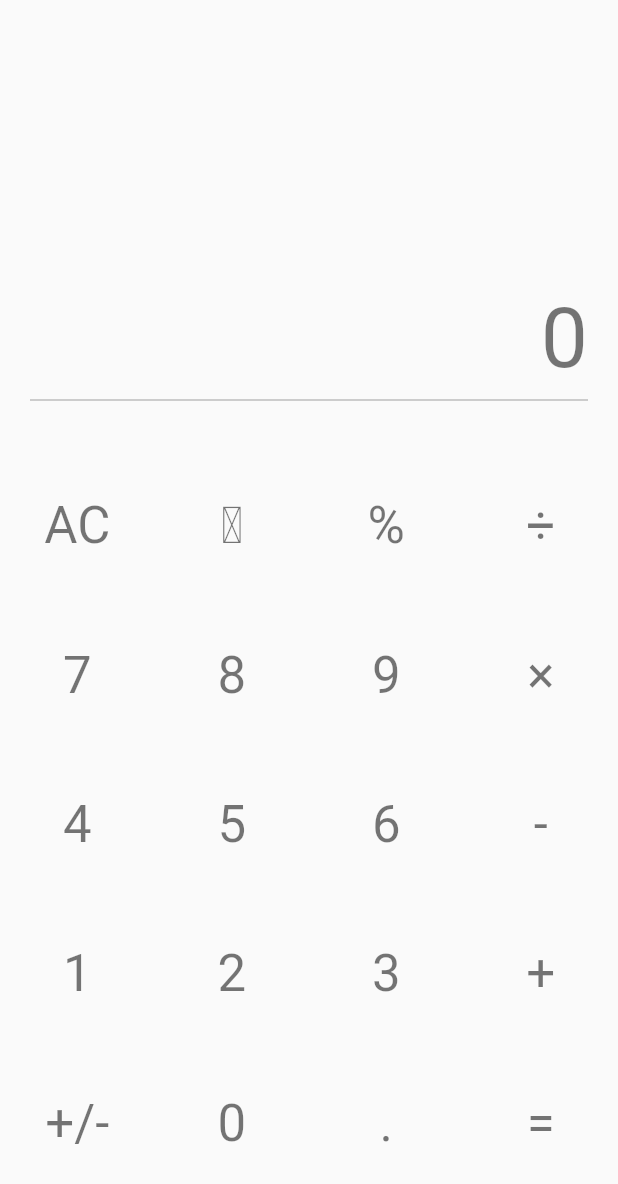
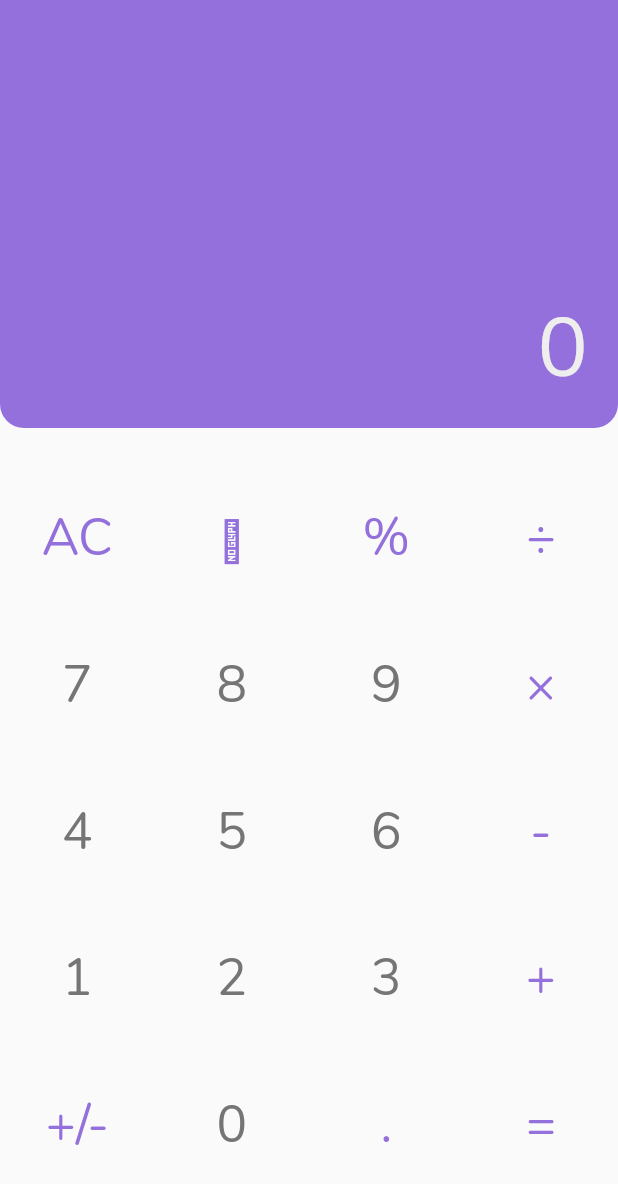
Before and after one commit to DanangPurnanto/MyCalculator, a Flutter app: the screen it shows after launch, on a phone screen of 412 x 824 dp. Shown: the top 1184 px of the screen. Run offline on Flutter 3.47's test engine with Material 2 defaults, Android fonts, the phone set to English and light mode, and no system bars; drawn by our look-alikes of auto_size_text; our stand-ins replace decimal.

Commit message:
+ added new font Nunito-Regular.ttf from google fonts (https://fonts.google.com/specimen/Nunito) + added custom text style - change font family to Nunito - change text color + added background color - change main display text to AutoSizeText

```diff
--- a/lib/main.dart
+++ b/lib/main.dart
@@ -1,3 +1,4 @@
+import 'package:auto_size_text/auto_size_text.dart';
 import 'package:flutter/cupertino.dart';
 import 'package:flutter/material.dart';
 import 'package:decimal/decimal.dart';
@@ -6,6 +7,27 @@ enum Operator { ADD, SUBSTRACT, MULTIPLY, DIVIDE, EQUALS, NONE }
 
 void main() {
   runApp(MyApp());
+}
+
+class CustomTextStyle {
+  static TextStyle mainDisplay(BuildContext context) {
+    return Theme.of(context)
+        .textTheme
+        .headline2
+        .copyWith(color: Colors.grey[200], fontFamily: 'Nunito');
+  }
+
+  static TextStyle numbers(BuildContext context) {
+    return Theme.of(context)
+        .textTheme
+        .headline4
+        .copyWith(color: Colors.grey[600], fontFamily: 'Nunito');
+  }
+
+  static TextStyle operators(BuildContext context) {
+    return Theme.of(context).textTheme.headline4.copyWith(
+        color: Color.fromRGBO(147, 112, 219, 1.0), fontFamily: 'Nunito');
+  }
 }
 
 class MyApp extends StatelessWidget {
@@ -21,6 +43,7 @@ class MyApp extends StatelessWidget {
         visualDensity: VisualDensity.adaptivePlatformDensity,
       ),
       home: MyHomePage(title: 'Flutter Demo Home Page'),
+      debugShowCheckedModeBanner: false,
     );
   }
 }
@@ -39,7 +62,6 @@ class MyHomePage extends StatefulWidget {
 }
 
 class _MyHomePageState extends State<MyHomePage> {
-  //TODO : bug, press equals then press 0 twice then press other number
   static const int MAX_LENGTH = 15;
   static const String ERROR_DIVIDE_BY_ZERO = 'Error: divide by zero';
   Decimal _currentValue = Decimal.parse('0');
@@ -251,26 +273,38 @@ class _MyHomePageState extends State<MyHomePage> {
             Flexible(
               flex: 1,
               fit: FlexFit.tight,
+              child: new Container(
+                color: Color.fromRGBO(147, 112, 219, 1.0),
                 child: new Column(
                   mainAxisAlignment: MainAxisAlignment.end,
                   children: <Widget>[
                     new Container(
                       padding: EdgeInsets.only(left: 20.0, right: 20.0),
                       alignment: Alignment.centerRight,
-                    child: Text(
+                      color: Color.fromRGBO(147, 112, 219, 1.0),
+                      child: AutoSizeText(
                         //Main Display
                         '$_displayedValue',
-                      style: Theme.of(context).textTheme.headline2,
+                        style: CustomTextStyle.mainDisplay(context),
                         textAlign: TextAlign.right,
-                    ),
-                  ),
-                  new Container(
-                    padding: EdgeInsets.only(left: 20.0, right: 20.0),
-                    child: new Divider(
-                      color: Colors.grey,
+                        maxLines: 1,
                       ),
                     ),
                   ],
+                ),
+              ),
+            ),
+            new ClipRRect(
+              borderRadius: BorderRadius.only(
+                  bottomLeft: Radius.circular(20),
+                  bottomRight: Radius.circular(20),
+                  topLeft: Radius.circular(0),
+                  topRight: Radius.circular(0)),
+              child: new Container(
+                color: Color.fromRGBO(147, 112, 219, 1.0),
+                child: new Divider(
+                  color: Color.fromRGBO(147, 112, 219, 1.0),
+                ),
               ),
             ),
             Flexible(
@@ -287,7 +321,7 @@ class _MyHomePageState extends State<MyHomePage> {
                           onPressed: () => _reset(),
                           child: new Text(
                             'AC',
-                            style: Theme.of(context).textTheme.headline4,
+                            style: CustomTextStyle.operators(context),
                           ),
                         ),
                       ),
@@ -296,7 +330,7 @@ class _MyHomePageState extends State<MyHomePage> {
                           onPressed: _backspace,
                           child: new Text(
                             '\u232B', //backspace symbol
-                            style: Theme.of(context).textTheme.headline4,
+                            style: CustomTextStyle.operators(context),
                           ),
                         ),
                       ),
@@ -305,7 +339,7 @@ class _MyHomePageState extends State<MyHomePage> {
                           onPressed: _percentage,
                           child: new Text(
                             '%',
-                            style: Theme.of(context).textTheme.headline4,
+                            style: CustomTextStyle.operators(context),
                           ),
                         ),
                       ),
@@ -315,7 +349,7 @@ class _MyHomePageState extends State<MyHomePage> {
                               _calculate(Operator.DIVIDE, _displayedValue),
                           child: new Text(
                             '\u00F7', //divide symbol
-                            style: Theme.of(context).textTheme.headline4,
+                            style: CustomTextStyle.operators(context),
                           ),
                         ),
                       ),
@@ -330,7 +364,7 @@ class _MyHomePageState extends State<MyHomePage> {
                           onPressed: () => _updateText('7'),
                           child: new Text(
                             '7',
-                            style: Theme.of(context).textTheme.headline4,
+                            style: CustomTextStyle.numbers(context),
                           ),
                         ),
                       ),
@@ -339,7 +373,7 @@ class _MyHomePageState extends State<MyHomePage> {
                           onPressed: () => _updateText('8'),
                           child: new Text(
                             '8',
-                            style: Theme.of(context).textTheme.headline4,
+                            style: CustomTextStyle.numbers(context),
                           ),
                         ),
                       ),
@@ -348,7 +382,7 @@ class _MyHomePageState extends State<MyHomePage> {
                           onPressed: () => _updateText('9'),
                           child: new Text(
                             '9',
-                            style: Theme.of(context).textTheme.headline4,
+                            style: CustomTextStyle.numbers(context),
                           ),
                         ),
                       ),
@@ -358,7 +392,7 @@ class _MyHomePageState extends State<MyHomePage> {
                               _calculate(Operator.MULTIPLY, _displayedValue),
                           child: new Text(
                             '\u00d7', //multiple symbol
-                            style: Theme.of(context).textTheme.headline4,
+                            style: CustomTextStyle.operators(context),
                           ),
                         ),
                       ),
@@ -373,7 +407,7 @@ class _MyHomePageState extends State<MyHomePage> {
                           onPressed: () => _updateText('4'),
                           child: new Text(
                             '4',
-                            style: Theme.of(context).textTheme.headline4,
+                            style: CustomTextStyle.numbers(context),
                           ),
                         ),
                       ),
@@ -382,7 +416,7 @@ class _MyHomePageState extends State<MyHomePage> {
                           onPressed: () => _updateText('5'),
                           child: new Text(
                             '5',
-                            style: Theme.of(context).textTheme.headline4,
+                            style: CustomTextStyle.numbers(context),
                           ),
                         ),
                       ),
@@ -391,7 +425,7 @@ class _MyHomePageState extends State<MyHomePage> {
                           onPressed: () => _updateText('6'),
                           child: new Text(
                             '6',
-                            style: Theme.of(context).textTheme.headline4,
+                            style: CustomTextStyle.numbers(context),
                           ),
                         ),
                       ),
@@ -401,7 +435,7 @@ class _MyHomePageState extends State<MyHomePage> {
                               _calculate(Operator.SUBSTRACT, _displayedValue),
                           child: new Text(
                             '-',
-                            style: Theme.of(context).textTheme.headline4,
+                            style: CustomTextStyle.operators(context),
                           ),
                         ),
                       ),
@@ -416,7 +450,7 @@ class _MyHomePageState extends State<MyHomePage> {
                           onPressed: () => _updateText('1'),
                           child: new Text(
                             '1',
-                            style: Theme.of(context).textTheme.headline4,
+                            style: CustomTextStyle.numbers(context),
                           ),
                         ),
                       ),
@@ -425,7 +459,7 @@ class _MyHomePageState extends State<MyHomePage> {
                           onPressed: () => _updateText('2'),
                           child: new Text(
                             '2',
-                            style: Theme.of(context).textTheme.headline4,
+                            style: CustomTextStyle.numbers(context),
                           ),
                         ),
                       ),
@@ -434,7 +468,7 @@ class _MyHomePageState extends State<MyHomePage> {
                           onPressed: () => _updateText('3'),
                           child: new Text(
                             '3',
-                            style: Theme.of(context).textTheme.headline4,
+                            style: CustomTextStyle.numbers(context),
                           ),
                         ),
                       ),
@@ -444,7 +478,7 @@ class _MyHomePageState extends State<MyHomePage> {
                               _calculate(Operator.ADD, _displayedValue),
                           child: new Text(
                             '+',
-                            style: Theme.of(context).textTheme.headline4,
+                            style: CustomTextStyle.operators(context),
                           ),
                         ),
                       ),
@@ -459,7 +493,7 @@ class _MyHomePageState extends State<MyHomePage> {
                           onPressed: _negate,
                           child: new Text(
                             '+/-',
-                            style: Theme.of(context).textTheme.headline4,
+                            style: CustomTextStyle.operators(context),
                           ),
                         ),
                       ),
@@ -468,7 +502,7 @@ class _MyHomePageState extends State<MyHomePage> {
                           onPressed: () => _updateText('0'),
                           child: new Text(
                             '0',
-                            style: Theme.of(context).textTheme.headline4,
+                            style: CustomTextStyle.numbers(context),
                           ),
                         ),
                       ),
@@ -477,7 +511,7 @@ class _MyHomePageState extends State<MyHomePage> {
                           onPressed: () => _updateText('.'),
                           child: new Text(
                             '.',
-                            style: Theme.of(context).textTheme.headline4,
+                            style: CustomTextStyle.operators(context),
                           ),
                         ),
                       ),
@@ -487,7 +521,7 @@ class _MyHomePageState extends State<MyHomePage> {
                               _calculate(Operator.EQUALS, _displayedValue),
                           child: new Text(
                             '=',
-                            style: Theme.of(context).textTheme.headline4,
+                            style: CustomTextStyle.operators(context),
                           ),
                         ),
                       ),
--- a/pubspec.yaml
+++ b/pubspec.yaml
@@ -24,6 +24,7 @@ dependencies:
   flutter:
     sdk: flutter
   decimal: ^0.3.0
+  auto_size_text: ^2.1.0
 
   # The following adds the Cupertino Icons font to your application.
   # Use with the CupertinoIcons class for iOS style icons.
@@ -76,3 +77,8 @@ flutter:
   #
   # For details regarding fonts from package dependencies,
   # see https://flutter.dev/custom-fonts/#from-packages
+
+  fonts:
+       - family: Nunito
+         fonts:
+          - asset: fonts/Nunito-Regular.ttf
```
Also changed, not shown: fonts/Nunito-Regular.ttf (added), pubspec.lock. Lines whose indentation alone changed are shown as unchanged.
